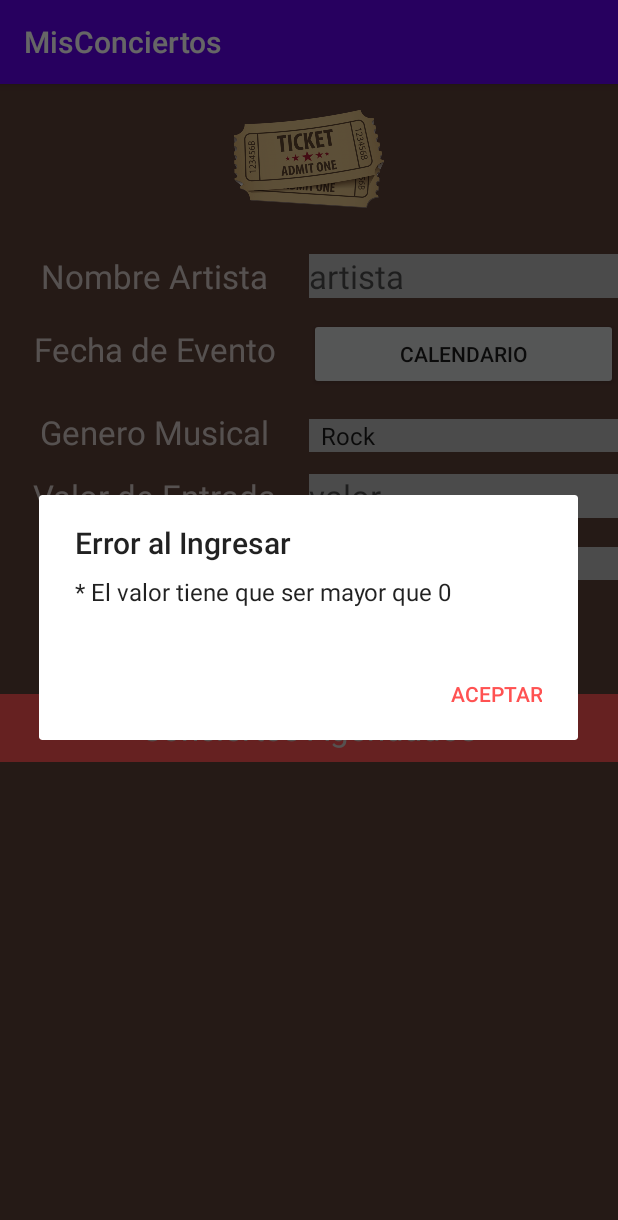
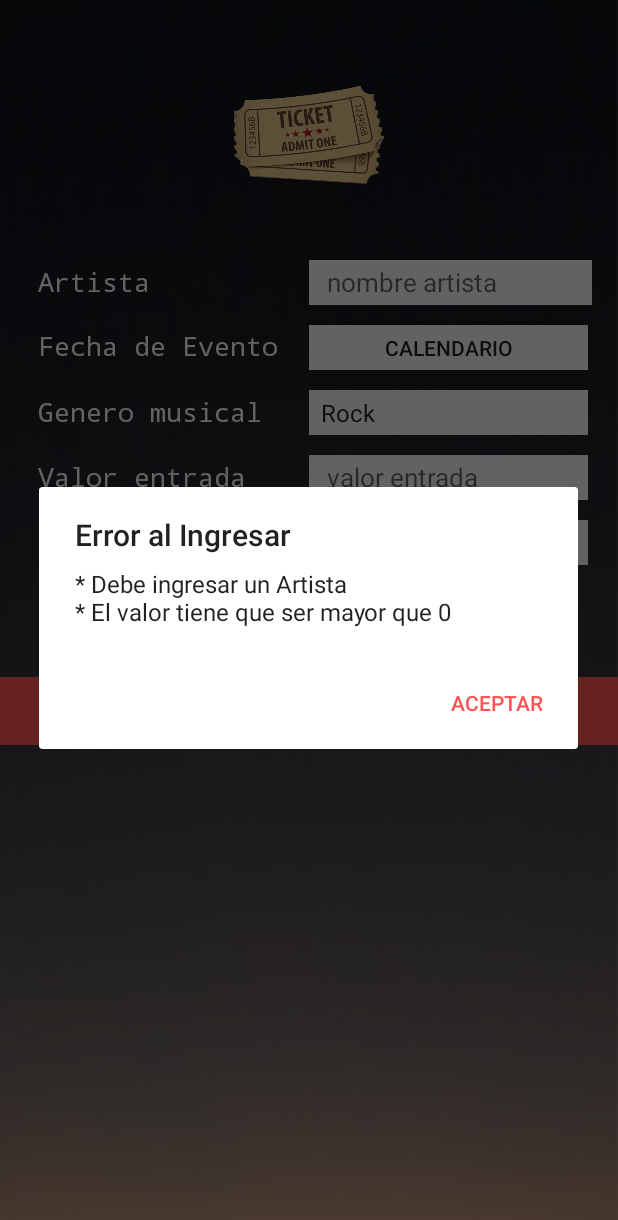
Before and after one commit to francoders/concertAttendance, an Android app: the screen it shows after launch (MainActivity), after a tap on "AGREGAR CONCIERTO", on a phone screen of 412 x 824 dp. Shown: the top 1220 px of the screen. Run offline under Robolectric (Android 15) with nearby library versions, the phone set to English and light mode, and no system bars.

Commit message:
Actualizacion
Arreglo de algunos elementos esteticos
Arreglo de validaciones

```diff
--- a/Fuentes/MisConciertos/app/src/main/AndroidManifest.xml
+++ b/Fuentes/MisConciertos/app/src/main/AndroidManifest.xml
@@ -4,7 +4,7 @@
 
     <application
         android:allowBackup="true"
-        android:icon="@mipmap/ic_launcher"
+        android:icon="@drawable/logo"
         android:label="@string/app_name"
         android:roundIcon="@mipmap/ic_launcher_round"
         android:supportsRtl="true"
--- a/Fuentes/MisConciertos/app/src/main/java/cl/inacap/misconciertos/MainActivity.java
+++ b/Fuentes/MisConciertos/app/src/main/java/cl/inacap/misconciertos/MainActivity.java
@@ -67,6 +67,12 @@ public class MainActivity extends AppCompatActivity implements View.OnClickListe
                 String entradaStr = entradaTxt.getText().toString().trim();
                 String fechaStr = fechaBtn.getText().toString().trim();
 
+                //Validacion Artista
+                if (artistaStr.isEmpty()){
+                    errores.add("Debe ingresar un Artista");
+                }
+
+                //Validacion Valor Entrada
                 int entrada = 0;
 
                 try {
@@ -78,7 +84,11 @@ public class MainActivity extends AppCompatActivity implements View.OnClickListe
                     errores.add("El valor tiene que ser mayor que 0");
                 }
 
-                Toast.makeText(MainActivity.this, "Concierto Exitoso", Toast.LENGTH_SHORT).show();
+                //Validacion Fecha
+                if (fechaStr.isEmpty()){
+                    errores.add("Debe ingresar una fecha");
+                }
+
 
                 // --- CONCIERTO ---
                 if (errores.isEmpty()){
@@ -86,9 +96,10 @@ public class MainActivity extends AppCompatActivity implements View.OnClickListe
                     c.setArtista(artistaStr);
                     c.setValorEntrada(entrada);
                     c.setFechaEvento(fechaStr);
-                    c.setCalificacion(calificacionSp.getSelectedItemPosition()+1);
+                    c.setCalificacion(calificacionSp.getSelectedItemPosition());
                     c.setGenero(spinnerSp.getSelectedItemPosition()+1);
                     conciertos.add(c);
+                    Toast.makeText(MainActivity.this, "Concierto Exitoso", Toast.LENGTH_SHORT).show();
                     adapter.notifyDataSetChanged();
                 }else {
                     mostrarErrores(errores);
@@ -108,6 +119,8 @@ public class MainActivity extends AppCompatActivity implements View.OnClickListe
     }
 
 
+
+    //Calendario
     @Override
     public void onClick(View v) {
         if (v == fechaBtn){
--- /dev/null
+++ b/Fuentes/MisConciertos/app/src/main/java/cl/inacap/misconciertos/dao/ConciertosDAO.java
@@ -0,0 +1,20 @@
+package cl.inacap.misconciertos.dao;
+
+import java.util.ArrayList;
+import java.util.List;
+
+import cl.inacap.misconciertos.dto.Concierto;
+
+public class ConciertosDAO {
+
+    private static List<Concierto> conciertos = new ArrayList<Concierto>();
+
+    public void add(Concierto concierto){
+        conciertos.add(concierto);
+    }
+    public List<Concierto> getAll(){
+        return conciertos;
+    }
+
+
+}
--- a/Fuentes/MisConciertos/app/src/main/java/cl/inacap/misconciertos/dto/Concierto.java
+++ b/Fuentes/MisConciertos/app/src/main/java/cl/inacap/misconciertos/dto/Concierto.java
@@ -1,6 +1,7 @@
 package cl.inacap.misconciertos.dto;
 
 public class Concierto {
+
     private String artista;
     private String fechaEvento;
     private int genero;
@@ -49,7 +50,7 @@ public class Concierto {
 
     @Override
     public String toString(){
-        return "Fecha: "+ fechaEvento +"\n"+ "Artista: " + artista +"\n"+ "Valor Entrada: "
-                +  valorEntrada +"\n"+ "Calificacion: "+ calificacion;
+        return "Fecha: "+ fechaEvento + " Artista: " + artista + " Valor Entrada: "
+                +  valorEntrada + " Calificacion: "+ calificacion;
     }
 }
--- a/Fuentes/MisConciertos/app/src/main/res/layout/activity_main.xml
+++ b/Fuentes/MisConciertos/app/src/main/res/layout/activity_main.xml
@@ -5,10 +5,12 @@
     android:layout_width="match_parent"
     android:layout_height="match_parent"
     android:orientation="vertical"
-    android:background="@color/colorPrimaryDark"
+    android:background="@drawable/fondo_menu"
     tools:context=".MainActivity">
 
     <ImageView
+        android:layout_marginTop="40dp"
+        android:layout_marginBottom="20dp"
         android:src="@drawable/logo"
         android:layout_width="match_parent"
         android:layout_height="@dimen/tamanioLogo">
@@ -20,22 +22,24 @@
         android:layout_width="match_parent"
         android:layout_height="wrap_content">
         <TextView
-            android:text="@string/nombre_artista"
-            android:textColor="@color/primary_light"
-            android:textSize="@dimen/tamanioLetra"
-            android:gravity="center"
+            android:text="Artista"
+            android:textColor="@color/divider"
+            android:textSize="@dimen/tamanioLetraBtn"
+            android:fontFamily="monospace"
+            android:layout_marginLeft="25dp"
             android:layout_weight="1"
             android:layout_width="match_parent"
             android:layout_height="wrap_content">
         </TextView>
         <EditText
             android:id="@+id/artistaTxt"
-            android:hint="artista"
+            android:hint="   nombre artista"
             android:layout_weight="1"
+            android:layout_marginRight="@dimen/tamanioLetraBtn"
             android:background="@color/divider"
-            android:textSize="@dimen/tamanioLetra"
+            android:textSize="@dimen/tamanioLetraBtn"
             android:layout_width="match_parent"
-            android:layout_height="wrap_content">
+            android:layout_height="30dp">
         </EditText>
     </LinearLayout>
 
@@ -47,9 +51,10 @@
         <TextView
             android:text="@string/fecha_de_evento"
             android:layout_weight="1"
-            android:textColor="@color/primary_light"
-            android:textSize="@dimen/tamanioLetra"
-            android:gravity="center"
+            android:fontFamily="monospace"
+            android:textColor="@color/divider"
+            android:textSize="@dimen/tamanioLetraBtn"
+            android:layout_marginLeft="25dp"
             android:layout_width="match_parent"
             android:layout_height="wrap_content">
         </TextView>
@@ -57,8 +62,10 @@
             android:layout_weight="1"
             android:id="@+id/fechaBtn"
             android:text="Calendario"
+            android:layout_marginRight="20dp"
+            android:background="@color/divider"
             android:layout_width="match_parent"
-            android:layout_height="wrap_content">
+            android:layout_height="30dp">
         </Button>
 
     </LinearLayout>
@@ -70,10 +77,11 @@
         android:layout_height="wrap_content">
         <TextView
             android:layout_weight="1"
-            android:text="@string/genero_musical"
-            android:textColor="@color/primary_light"
-            android:textSize="@dimen/tamanioLetra"
-            android:gravity="center"
+            android:text="Genero musical"
+            android:fontFamily="monospace"
+            android:textColor="@color/divider"
+            android:textSize="@dimen/tamanioLetraBtn"
+            android:layout_marginLeft="25dp"
             android:layout_width="match_parent"
             android:layout_height="wrap_content">
         </TextView>
@@ -81,9 +89,10 @@
             android:layout_weight="1"
             android:id="@+id/spinnerSp"
             android:entries="@array/generos"
+            android:layout_marginRight="20dp"
             android:background="@color/divider"
             android:layout_width="match_parent"
-            android:layout_height="wrap_content">
+            android:layout_height="30dp">
         </Spinner>
     </LinearLayout>
 
@@ -94,10 +103,11 @@
         android:layout_height="wrap_content">
         <TextView
             android:layout_weight="1"
-            android:text="@string/valor_de_entrada"
-            android:textColor="@color/primary_light"
-            android:textSize="@dimen/tamanioLetra"
-            android:gravity="center"
+            android:fontFamily="monospace"
+            android:text="Valor entrada"
+            android:textColor="@color/divider"
+            android:textSize="@dimen/tamanioLetraBtn"
+            android:layout_marginLeft="25dp"
             android:layout_width="match_parent"
             android:layout_height="wrap_content">
         </TextView>
@@ -105,11 +115,12 @@
             android:id="@+id/entradaTxt"
             android:layout_weight="1"
             android:background="@color/divider"
-            android:textSize="@dimen/tamanioLetra"
-            android:hint="valor"
+            android:textSize="@dimen/tamanioLetraBtn"
+            android:hint="   valor entrada"
             android:inputType="number"
+            android:layout_marginRight="20dp"
             android:layout_width="match_parent"
-            android:layout_height="wrap_content">
+            android:layout_height="30dp">
         </EditText>
     </LinearLayout>
 
@@ -120,10 +131,11 @@
         android:layout_height="wrap_content">
         <TextView
             android:text="Calificacion"
-            android:textSize="@dimen/tamanioLetra"
+            android:fontFamily="monospace"
+            android:textSize="@dimen/tamanioLetraBtn"
             android:layout_weight="1"
-            android:textColor="@color/primary_light"
-            android:gravity="center"
+            android:textColor="@color/divider"
+            android:layout_marginLeft="25dp"
             android:layout_width="match_parent"
             android:layout_height="wrap_content">
         </TextView>
@@ -132,8 +144,9 @@
             android:id="@+id/calificacionSp"
             android:entries="@array/calificaciones"
             android:background="@color/divider"
+            android:layout_marginRight="20dp"
             android:layout_width="match_parent"
-            android:layout_height="wrap_content">
+            android:layout_height="30dp">
         </Spinner>
     </LinearLayout>
 
@@ -146,9 +159,10 @@
         <Button
             android:text="@string/agr_concierto"
             android:id="@+id/agregarBtn"
+            android:fontFamily="serif"
             android:background="@color/divider"
             android:layout_width="@dimen/tamanioBtn"
-            android:textSize="@dimen/tamanioLetraBtn"
+            android:textSize="16dp"
             android:layout_height="wrap_content">
         </Button>
     </LinearLayout>
@@ -164,7 +178,7 @@
             android:gravity="center"
             android:layout_marginTop="@dimen/marginSubtitulo"
             android:layout_marginBottom="@dimen/marginSubtitulo"
-            android:textColor="@color/primary_light"
+            android:textColor="@color/divider"
             android:textSize="@dimen/tamanioLetra"
             android:layout_width="match_parent"
             android:layout_height="wrap_content">
--- a/Fuentes/MisConciertos/app/src/main/res/values/colors.xml
+++ b/Fuentes/MisConciertos/app/src/main/res/values/colors.xml
@@ -8,5 +8,5 @@
     <color name="primary_text">#212121</color>
     <color name="secondary_text">#757575</color>
     <color name="icons">#FFFFFF</color>
-    <color name="divider">#BDBDBD</color>
+    <color name="divider">#f4f9f9</color>
 </resources>
--- a/Fuentes/MisConciertos/app/src/main/res/values/strings.xml
+++ b/Fuentes/MisConciertos/app/src/main/res/values/strings.xml
@@ -16,6 +16,7 @@
     </string-array>
 
     <string-array name="calificaciones">
+        <item>seleccione</item>
         <item>1</item>
         <item>2</item>
         <item>3</item>
--- a/Fuentes/MisConciertos/app/src/main/res/values/styles.xml
+++ b/Fuentes/MisConciertos/app/src/main/res/values/styles.xml
@@ -1,6 +1,6 @@
 <resources>
     <!-- Base application theme. -->
-    <style name="AppTheme" parent="Theme.AppCompat.Light.DarkActionBar">
+    <style name="AppTheme" parent="Theme.AppCompat.Light.NoActionBar">
         <!-- Customize your theme here. -->
         <item name="colorPrimary">@color/colorPrimary</item>
         <item name="colorPrimaryDark">@color/colorPrimaryDark</item>
```
Also changed, not shown: Fuentes/MisConciertos/app/src/main/res/drawable/fondo_menu.jpg (added).
